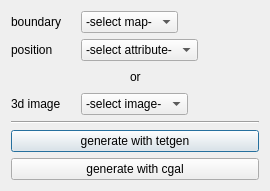
cgogn/SCHNApps, file schnapps/plugins/volume_mesh_from_surface/export_dialog.ui: the form before one commit.
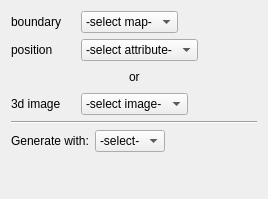
The form after the commit.

```diff
--- a/schnapps/plugins/volume_mesh_from_surface/export_dialog.ui
+++ b/schnapps/plugins/volume_mesh_from_surface/export_dialog.ui
@@ -7,8 +7,8 @@
    <rect>
     <x>0</x>
     <y>0</y>
-    <width>270</width>
-    <height>162</height>
+    <width>268</width>
+    <height>199</height>
    </rect>
   </property>
   <property name="windowTitle">
@@ -177,18 +177,52 @@
     </widget>
    </item>
    <item>
-    <widget class="QPushButton" name="pushButton_gen_volume_meshTetgen">
+    <layout class="QHBoxLayout" name="horizontalLayout_5">
+     <item>
+      <widget class="QLabel" name="label_5">
      <property name="text">
-      <string>generate with tetgen</string>
+        <string>Generate with:</string>
      </property>
     </widget>
    </item>
    <item>
-    <widget class="QPushButton" name="pushButtonGenMeshCGAL">
+      <widget class="QComboBox" name="comboBox_generator">
+       <item>
      <property name="text">
-      <string>generate with cgal</string>
-     </property>
-    </widget>
+         <string>-select-</string>
+        </property>
+       </item>
+       <item>
+        <property name="text">
+         <string>cgal</string>
+        </property>
+       </item>
+       <item>
+        <property name="text">
+         <string>netgen</string>
+        </property>
+       </item>
+       <item>
+        <property name="text">
+         <string>tetgen</string>
+        </property>
+       </item>
+      </widget>
+     </item>
+     <item>
+      <spacer name="horizontalSpacer_6">
+       <property name="orientation">
+        <enum>Qt::Horizontal</enum>
+       </property>
+       <property name="sizeHint" stdset="0">
+        <size>
+         <width>40</width>
+         <height>20</height>
+        </size>
+       </property>
+      </spacer>
+     </item>
+    </layout>
    </item>
    <item>
     <spacer name="verticalSpacer">
```
Lines whose indentation alone changed are shown as unchanged.
